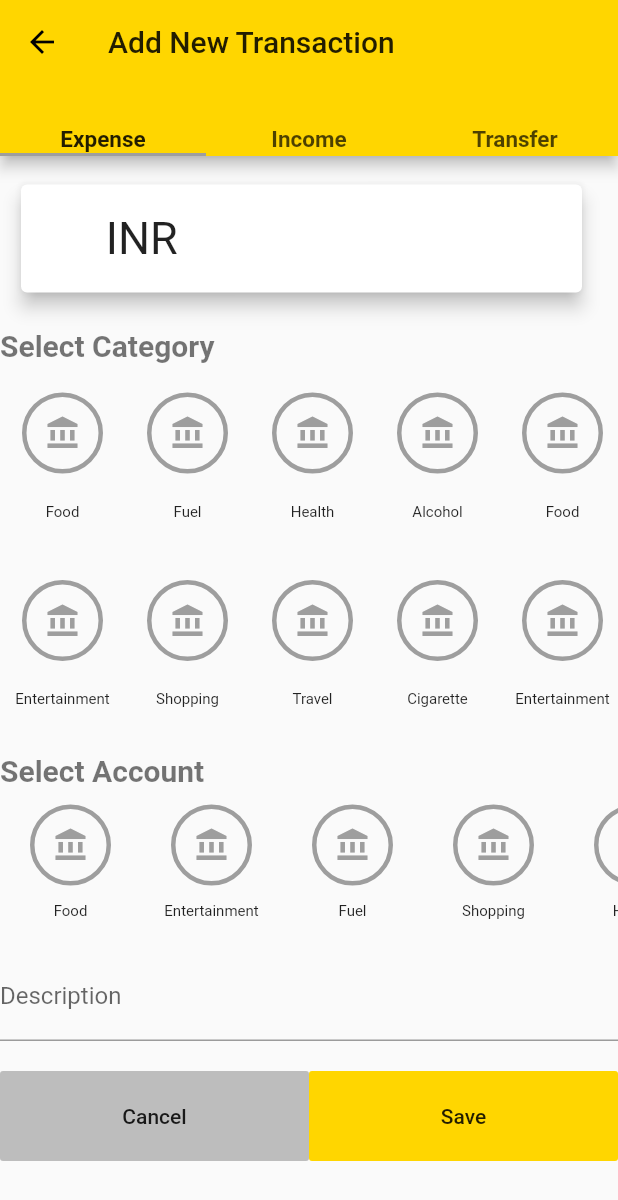
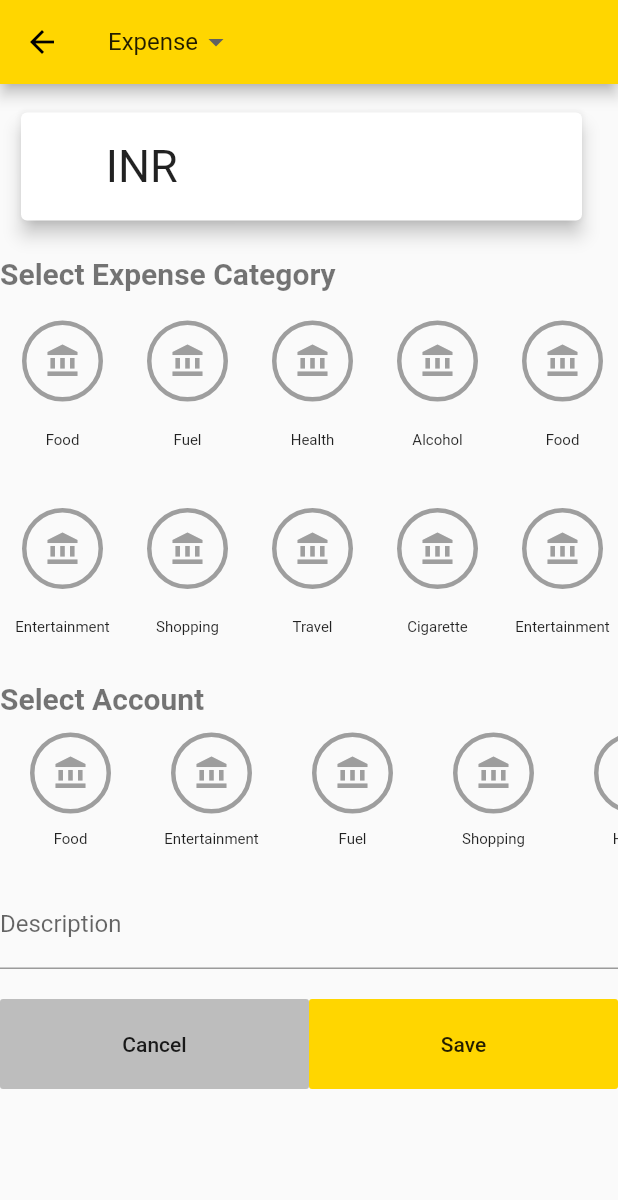
Before and after one commit to DevendraJ/xpenso, a Flutter app: the NewTransaction screen opened directly, on a phone screen of 412 x 824 dp. Shown: the top 1200 px of the screen. Run offline on Flutter 3.47's test engine with Material 2 defaults, Android fonts, the light colour scheme and no system bars.

Commit message:
Removed Tabs and added Dropdown in Add Transaction page.

```diff
--- a/lib/widgets/expense_income_form.dart
+++ b/lib/widgets/expense_income_form.dart
@@ -74,7 +74,7 @@ class _ExpenseAndIncomeFormState extends State<ExpenseAndIncomeForm> {
             ),
             SizedBox(height: 20),
             Text(
-              'Select Category',
+              'Select ${widget.isExpense ? 'Expense' : 'Income'} Category',
               style: TextStyle(
                 fontWeight: FontWeight.bold,
                 fontSize: 20,
--- a/lib/widgets/new_transaction.dart
+++ b/lib/widgets/new_transaction.dart
@@ -7,44 +7,37 @@ class NewTransaction extends StatefulWidget {
 }
 
 class _NewTransactionState extends State<NewTransaction> {
+  var currentSelected = 1;
   @override
   Widget build(BuildContext context) {
-    final tabNames = ['Expense', 'Income', 'Transfer'];
+    var dropDown = DropdownButtonHideUnderline(
+      child: DropdownButton(
+          value: currentSelected,
+          items: [
+            DropdownMenuItem(child: Text('Expense'), value: 1),
+            DropdownMenuItem(child: Text('Income'), value: 2),
+            DropdownMenuItem(child: Text('Transfer'), value: 3)
+          ],
+          onChanged: (currentSelectedItem) {
+            setState(() {
+              currentSelected = currentSelectedItem;
+            });
+          }),
+    );
 
     var transferForm = Form(
       key: GlobalKey<FormState>(),
       child: Column(),
     );
-    return DefaultTabController(
-      length: 3,
-      child: Scaffold(
-        appBar: AppBar(
-          title: Text('Add New Transaction'),
-          bottom: TabBar(
-            indicatorColor: Colors.grey,
-            labelStyle: TextStyle(
-              fontSize: 15,
-              fontWeight: FontWeight.bold,
-            ),
-            tabs: [
-              ...tabNames.map((name) {
-                return Text(
-                  name,
-                  style: TextStyle(),
-                );
-              })
-            ],
-          ),
-        ),
-        body: TabBarView(
-          physics: NeverScrollableScrollPhysics(),
-          children: [
-            ExpenseAndIncomeForm(isExpense: true),
-            ExpenseAndIncomeForm(isExpense: false),
-            transferForm
-          ],
-        ),
+    return Scaffold(
+      appBar: AppBar(
+        title: dropDown,
       ),
+      body: (currentSelected == 1)
+          ? ExpenseAndIncomeForm(isExpense: true)
+          : (currentSelected == 2)
+              ? ExpenseAndIncomeForm(isExpense: false)
+              : transferForm,
     );
   }
 }
```
